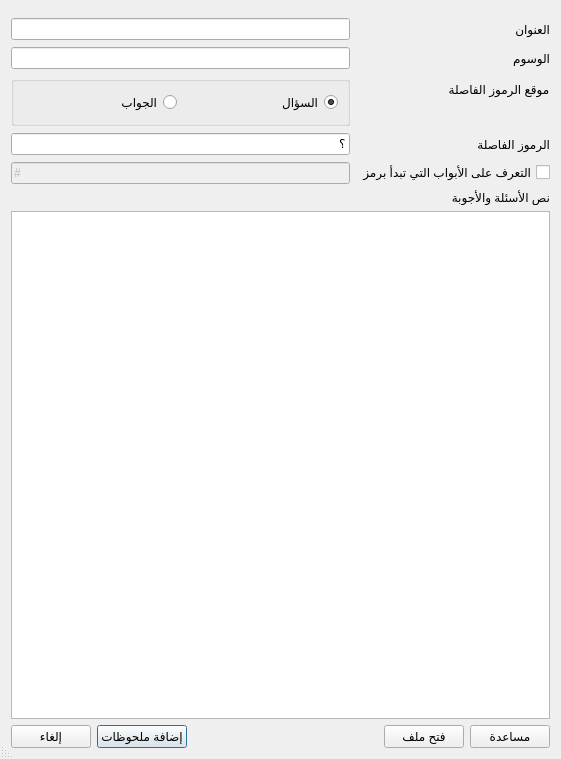
The window that designer/import_dialog.ui (abdnh/ARQImporter) describes before a commit, drawn with Qt 5.
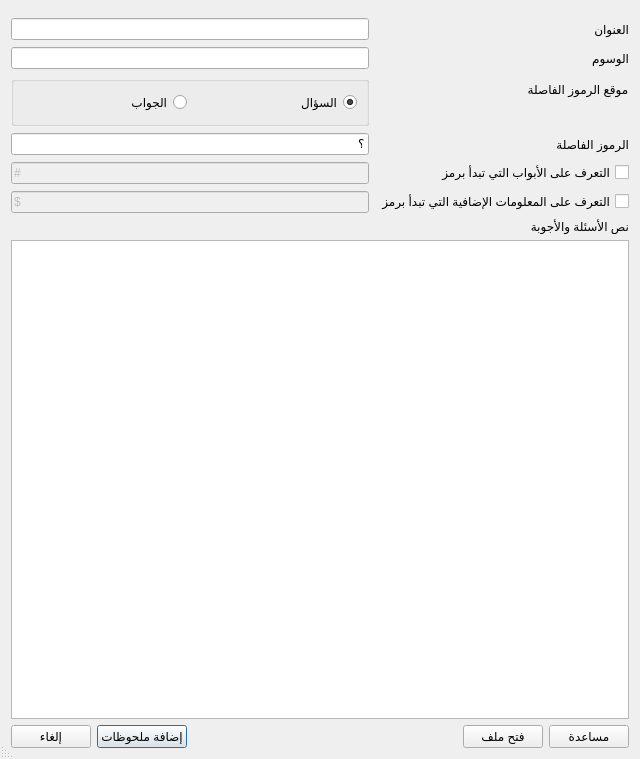
The same window after the commit.

Commit message: Add option to recognize extra info by a marker

What changed in the file:
```diff
--- a/designer/import_dialog.ui
+++ b/designer/import_dialog.ui
@@ -6,7 +6,7 @@
    <rect>
     <x>0</x>
     <y>0</y>
-    <width>561</width>
+    <width>640</width>
     <height>759</height>
    </rect>
   </property>
@@ -109,6 +109,26 @@
        </property>
       </widget>
      </item>
+     <item row="6" column="1">
+      <widget class="QLineEdit" name="extraLineEdit">
+       <property name="enabled">
+        <bool>false</bool>
+       </property>
+       <property name="inputMask">
+        <string/>
+       </property>
+       <property name="text">
+        <string>$</string>
+       </property>
+      </widget>
+     </item>
+     <item row="6" column="0">
+      <widget class="QCheckBox" name="recognizeExtraCheckBox">
+       <property name="text">
+        <string>التعرف على المعلومات الإضافية التي تبدأ برمز</string>
+       </property>
+      </widget>
+     </item>
      <item row="3" column="1">
       <widget class="QGroupBox" name="QAMarkerGroupBox">
        <property name="sizePolicy">
```
The commit also changes 3 other files.
